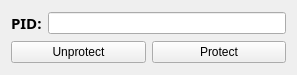
Old version of the form KernelProcessProtectionModder/KernelProcessProtectionModder.ui in the repository un4ckn0wl3z/KernelProcessProtectionModder.
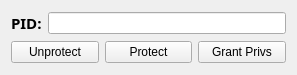
New version of the form.

Commit message: feat: add grant privs

Diff of the .ui file:
```diff
--- a/KernelProcessProtectionModder/KernelProcessProtectionModder.ui
+++ b/KernelProcessProtectionModder/KernelProcessProtectionModder.ui
@@ -63,6 +63,13 @@
        </property>
       </widget>
      </item>
+     <item>
+      <widget class="QPushButton" name="grantPrivsButton">
+       <property name="text">
+        <string>Grant Privs</string>
+       </property>
+      </widget>
+     </item>
     </layout>
    </item>
   </layout>
```
The commit also changes 6 other files.
